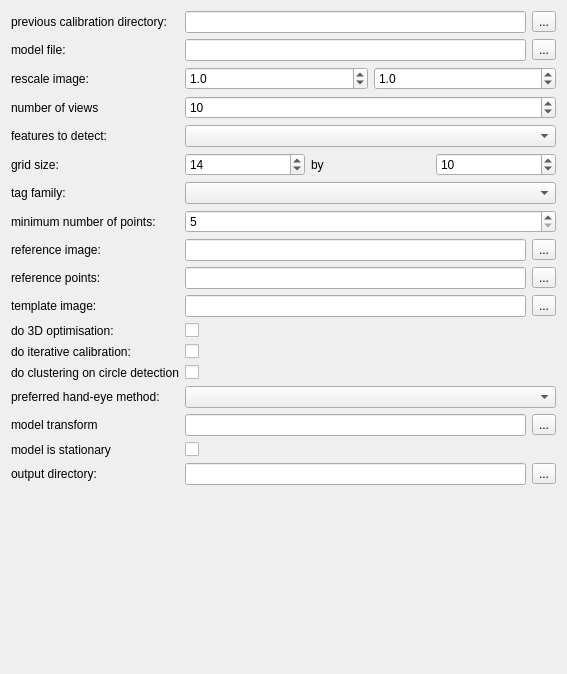
Old version of the form MITK/Plugins/uk.ac.ucl.cmic.igicameracal/src/internal/niftkCameraCalViewPreferencePage.ui in the repository NifTK/NifTK.
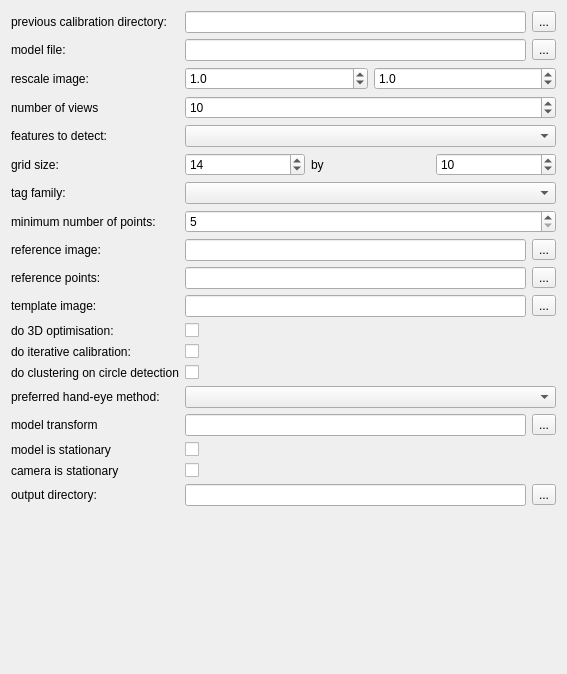
New version of the form.

Commit message: Issue #5322: Provide camera is stationary flag, and re-enable model is stationary flag.

What changed in the file:
```diff
--- a/MITK/Plugins/uk.ac.ucl.cmic.igicameracal/src/internal/niftkCameraCalViewPreferencePage.ui
+++ b/MITK/Plugins/uk.ac.ucl.cmic.igicameracal/src/internal/niftkCameraCalViewPreferencePage.ui
@@ -448,6 +448,23 @@
       </widget>
      </item>
      <item row="17" column="0">
+      <widget class="QLabel" name="m_CameraIsStationaryLabel">
+       <property name="toolTip">
+        <string>Name of a 4x4 file to describe model to tracker transform.</string>
+       </property>
+       <property name="text">
+        <string>camera is stationary</string>
+       </property>
+      </widget>
+     </item>
+     <item row="17" column="1">
+      <widget class="QCheckBox" name="m_CameraIsStationaryCheckBox">
+       <property name="text">
+        <string/>
+       </property>
+      </widget>
+     </item>
+     <item row="18" column="0">
       <widget class="QLabel" name="m_OutputDirLabel">
        <property name="toolTip">
         <string>The minimum before camera calibration starts.</string>
@@ -457,7 +474,7 @@
        </property>
       </widget>
      </item>
-     <item row="17" column="1">
+     <item row="18" column="1">
       <layout class="QHBoxLayout" name="horizontalLayout_9">
        <item>
         <widget class="QLineEdit" name="m_OutputDirLineEdit">
```
The commit also changes 5 other files.
